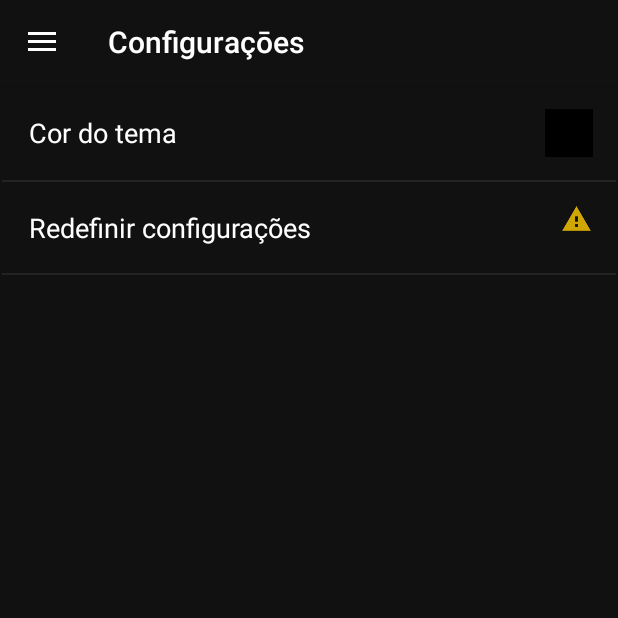
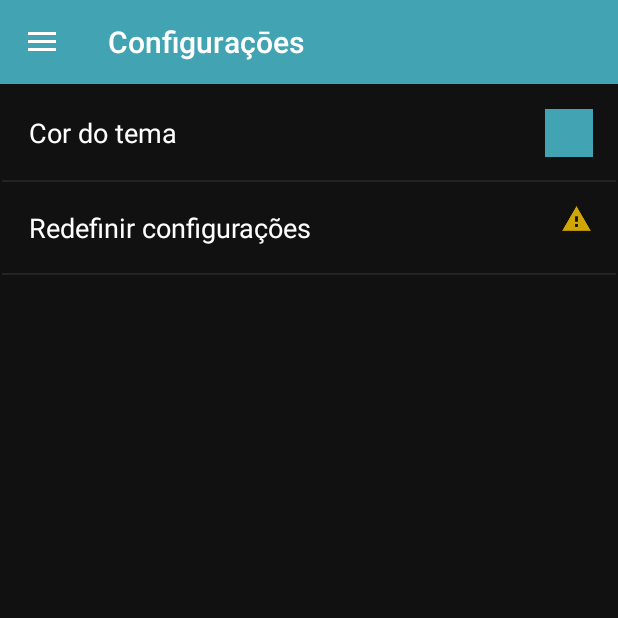
Before and after one commit to tihasg/Memelandia, an Android app: the screen it shows after launch (MainActivity), in the side drawer, after a tap on "Configuraçōes", on a phone screen of 412 x 824 dp, the top half of it. Run offline under Robolectric (Android 15) with nearby library versions, the phone set to English and light mode, and no system bars; our stand-ins replace Picasso, Room's generated code, navigation-ui; libraries missing offline, so code that uses them is left out: com.skydoves.colorpickerview; Roboto replaces fonts that are not available here.

Commit message:
ajustes finais settings

```diff
--- a/app/src/main/java/br/com/memes/MainActivity.kt
+++ b/app/src/main/java/br/com/memes/MainActivity.kt
@@ -1,10 +1,13 @@
 package br.com.memes
 
 import android.Manifest
+import android.app.Activity
 import android.content.pm.PackageManager
 import android.graphics.Color
+import android.os.Build
 import android.os.Bundle
 import android.view.MenuItem
+import android.view.WindowManager
 import androidx.appcompat.app.AppCompatActivity
 import androidx.appcompat.widget.Toolbar
 import androidx.core.app.ActivityCompat
@@ -16,30 +19,26 @@ import androidx.navigation.ui.AppBarConfiguration
 import androidx.navigation.ui.navigateUp
 import androidx.navigation.ui.setupActionBarWithNavController
 import androidx.navigation.ui.setupWithNavController
-import br.com.memes.ui.settings.Settings
+import br.com.memes.ui.settings.MemesManager
 import com.google.android.material.navigation.NavigationView
 import kotlinx.android.synthetic.main.activity_main.*
-import kotlinx.android.synthetic.main.nav_header_main.*
+import kotlinx.android.synthetic.main.app_bar_main.*
 
 
 class MainActivity : AppCompatActivity() {
     private val MY_PERMISSION_RQUEST_STORAGE = 1
     private lateinit var appBarConfiguration: AppBarConfiguration
-    var navController : NavController? = null
+    private var memesManager: MemesManager? = null
+    var navController: NavController? = null
     override fun onCreate(savedInstanceState: Bundle?) {
         super.onCreate(savedInstanceState)
         setContentView(R.layout.activity_main)
         val toolbar: Toolbar = findViewById(R.id.toolbar)
-
+        memesManager = MemesManager(this)
         setSupportActionBar(toolbar)
 
         setupPermissions()
-
-        if (settings == null) {
-            settings = Settings()
-            toolbar!!.setBackgroundColor(settings!!.themeColor)
-            nav_view!!.setBackgroundColor(settings!!.themeColor)
-        }
+        setColor()
 
         val drawerLayout: DrawerLayout = findViewById(R.id.drawer_layout)
         val navView: NavigationView = findViewById(R.id.nav_view)
@@ -54,15 +53,52 @@ class MainActivity : AppCompatActivity() {
         navView.setupWithNavController(navController!!)
     }
 
-    private fun setupPermissions(){
-        if (ContextCompat.checkSelfPermission(this, Manifest.permission.WRITE_EXTERNAL_STORAGE) != PackageManager.PERMISSION_GRANTED) {
-            if (ActivityCompat.shouldShowRequestPermissionRationale(this, Manifest.permission.WRITE_EXTERNAL_STORAGE)) {
-                ActivityCompat.requestPermissions(this, arrayOf(Manifest.permission.WRITE_EXTERNAL_STORAGE), MY_PERMISSION_RQUEST_STORAGE)
+    private fun setupPermissions() {
+        if (ContextCompat.checkSelfPermission(
+                this,
+                Manifest.permission.WRITE_EXTERNAL_STORAGE
+            ) != PackageManager.PERMISSION_GRANTED
+        ) {
+            if (ActivityCompat.shouldShowRequestPermissionRationale(
+                    this,
+                    Manifest.permission.WRITE_EXTERNAL_STORAGE
+                )
+            ) {
+                ActivityCompat.requestPermissions(
+                    this,
+                    arrayOf(Manifest.permission.WRITE_EXTERNAL_STORAGE),
+                    MY_PERMISSION_RQUEST_STORAGE
+                )
             } else {
-                ActivityCompat.requestPermissions(this, arrayOf(Manifest.permission.WRITE_EXTERNAL_STORAGE), MY_PERMISSION_RQUEST_STORAGE
+                ActivityCompat.requestPermissions(
+                    this,
+                    arrayOf(Manifest.permission.WRITE_EXTERNAL_STORAGE),
+                    MY_PERMISSION_RQUEST_STORAGE
                 )
             }
         }
+    }
+
+    fun setColor(){
+        navView = findViewById(R.id.nav_view)
+        tooBar = findViewById(R.id.toolbar)
+        tooBar!!.setBackgroundColor(Color.parseColor(memesManager?.color))
+        navView!!.setBackgroundColor(Color.parseColor(memesManager?.color))
+        if (Build.VERSION.SDK_INT >= 21) {
+            val window = (this as Activity?)!!.window
+            window.clearFlags(WindowManager.LayoutParams.FLAG_TRANSLUCENT_STATUS)
+            window.addFlags(WindowManager.LayoutParams.FLAG_DRAWS_SYSTEM_BAR_BACKGROUNDS)
+            window.statusBarColor = getDarkColor(Color.parseColor(memesManager?.color))
+        }
+    }
+
+    fun getDarkColor(color: Int): Int {
+        var darkColor = 0
+        val r = Math.max(Color.red(color) - 25, 0)
+        val g = Math.max(Color.green(color) - 25, 0)
+        val b = Math.max(Color.blue(color) - 25, 0)
+        darkColor = Color.rgb(r, g, b)
+        return darkColor
     }
 
     override fun onOptionsItemSelected(item: MenuItem?): Boolean {
@@ -78,13 +114,19 @@ class MainActivity : AppCompatActivity() {
         return super.onOptionsItemSelected(item)
     }
 
+    override fun onResume() {
+        super.onResume()
+        setColor()
+    }
+
     override fun onSupportNavigateUp(): Boolean {
         val navController = findNavController(R.id.nav_host_fragment)
         return navController.navigateUp(appBarConfiguration) || super.onSupportNavigateUp()
     }
 
     companion object{
-        var themeColor = Color.parseColor("#B24242")
-        var settings: Settings? = null
+        var navView : NavigationView?=null
+        var tooBar: Toolbar?=null
     }
+
 }
--- a/app/src/main/java/br/com/memes/ui/home/MemeAdapter.kt
+++ b/app/src/main/java/br/com/memes/ui/home/MemeAdapter.kt
@@ -1,12 +1,14 @@
 package br.com.memes.ui.home
 
 import android.content.Context
+import android.graphics.Color
 import android.view.LayoutInflater
 import android.view.View
 import android.view.ViewGroup
 import androidx.recyclerview.widget.RecyclerView
 import br.com.memes.R
 import br.com.memes.model.MemeModel
+import br.com.memes.ui.settings.MemesManager
 import com.squareup.picasso.Picasso
 import kotlinx.android.synthetic.main.item_meme.view.*
 
@@ -14,7 +16,7 @@ class MemeAdapter(private val context: Context, private val onItemClickListener:
     RecyclerView.Adapter<RecyclerView.ViewHolder>() {
 
     var list: List<MemeModel> = arrayListOf()
-
+    private var memesManager: MemesManager?=null
     override fun onCreateViewHolder(parent: ViewGroup, position: Int): RecyclerView.ViewHolder {
         val view = LayoutInflater.from(context).inflate(R.layout.item_meme, parent, false)
         return ItemViewHolder(view)
@@ -44,7 +46,8 @@ class MemeAdapter(private val context: Context, private val onItemClickListener:
         fun bind(item : MemeModel, onItemClickListerner: OnItemClickListener){
 
             itemView.apply {
-
+                memesManager= MemesManager(context)
+                colorBackgroundMemes.setBackgroundColor(Color.parseColor(memesManager?.color))
                 img_meme.setOnClickListener {
                     onItemClickListerner.onItemClicked( item )
                 }
--- a/app/src/main/java/br/com/memes/ui/settings/MemesManager.kt
+++ b/app/src/main/java/br/com/memes/ui/settings/MemesManager.kt
@@ -24,7 +24,6 @@ class MemesManager(private var _context: Context) {
 
     companion object {
         private val PREF_NAME = "Memes"
-        // Color
         private val KEY_COLOR = "color"
     }
 }
--- a/app/src/main/java/br/com/memes/ui/settings/SettingsContract.kt
+++ b/app/src/main/java/br/com/memes/ui/settings/SettingsContract.kt
@@ -2,12 +2,14 @@ package br.com.memes.ui.settings
 
 import br.com.memes.model.MemeModel
 import br.com.memes.ui.base.BaseContract
+import com.skydoves.colorpickerview.ColorEnvelope
 
 interface SettingsContract {
 
     interface View : BaseContract.View {
         fun displayError(msg: String?)
         fun showLoading(loading : Boolean)
+        abstract fun setLayoutColor(envelope: ColorEnvelope?)
     }
 
     interface Presenter : BaseContract.Presenter<View> {
--- a/app/src/main/java/br/com/memes/ui/settings/SettingsFragment.kt
+++ b/app/src/main/java/br/com/memes/ui/settings/SettingsFragment.kt
@@ -13,13 +13,22 @@ import android.widget.Toast
 import androidx.fragment.app.Fragment
 import br.com.memes.MainActivity
 import br.com.memes.R
+import com.skydoves.colorpickerview.ColorEnvelope
+import com.skydoves.colorpickerview.ColorPickerDialog
+import com.skydoves.colorpickerview.listeners.ColorEnvelopeListener
+import kotlinx.android.synthetic.main.activity_main.*
+import kotlinx.android.synthetic.main.app_bar_main.*
 import kotlinx.android.synthetic.main.fragment_settings.*
 
 class SettingsFragment : Fragment(), SettingsContract.View {
 
-    private var mPresenter : SettingsPresenter? = null
-
-    override fun onCreateView(inflater: LayoutInflater, container: ViewGroup?, savedInstanceState: Bundle?): View? {
+    private var mPresenter: SettingsPresenter? = null
+    private var memesManager: MemesManager? = null
+    override fun onCreateView(
+        inflater: LayoutInflater,
+        container: ViewGroup?,
+        savedInstanceState: Bundle?
+    ): View? {
         return inflater.inflate(R.layout.fragment_settings, container, false)
     }
 
@@ -30,7 +39,24 @@ class SettingsFragment : Fragment(), SettingsContract.View {
 
     private fun setup() {
         mPresenter = SettingsPresenter(this.context!!)
+        memesManager = MemesManager(this.context!!)
         mPresenter?.attach(this)
+
+        theme_color_img.setBackgroundColor(Color.parseColor(memesManager?.color))
+        theme_card.setOnClickListener {
+            val builder =
+                ColorPickerDialog.Builder(this.context!!, AlertDialog.THEME_DEVICE_DEFAULT_DARK)
+                    .setTitle(getString(R.string.settings_escolhe))
+                    .setPositiveButton(
+                        getString(R.string.setting_confimar),
+                        ColorEnvelopeListener { envelope, _ -> setLayoutColor(envelope) })
+                    .setNegativeButton(
+                        getString(R.string.settings_cancel)
+                    ) { dialogInterface, _ -> dialogInterface.dismiss() }
+            builder.setCancelable(false)
+            builder.show()
+
+        }
 
         reset_settings_card.setOnClickListener { view ->
             val alertDialog =
@@ -53,28 +79,23 @@ class SettingsFragment : Fragment(), SettingsContract.View {
             alertDialog.create()
             alertDialog.setOnShowListener {
                 alertDialog.getButton(AlertDialog.BUTTON_POSITIVE)
-                    .setTextColor(MainActivity.themeColor)
+                    .setTextColor(Color.parseColor(memesManager?.color))
                 alertDialog.getButton(AlertDialog.BUTTON_NEGATIVE)
-                    .setTextColor(MainActivity.themeColor)
+                    .setTextColor(Color.parseColor(memesManager?.color))
             }
             alertDialog.show()
         }
     }
 
     fun resetAllSettings() {
-        setHomeActivityColor(Settings.DEF_THEME_COLOR)
+        setHomeActivityColor(Color.parseColor("#42a3b2"))
     }
 
     fun setHomeActivityColor(color: Int) {
-        MainActivity.settings?.themeColor= color
-        MainActivity.themeColor = color
+        memesManager?.color = "#42a3b2"
+        Color.parseColor(memesManager?.color)
         theme_color_img.setBackgroundColor(color)
-        if (Build.VERSION.SDK_INT >= 21) {
-            val window = (context as Activity?)!!.window
-            window.clearFlags(WindowManager.LayoutParams.FLAG_TRANSLUCENT_STATUS)
-            window.addFlags(WindowManager.LayoutParams.FLAG_DRAWS_SYSTEM_BAR_BACKGROUNDS)
-            window.statusBarColor = getDarkColor(color)
-        }
+        setColor()
     }
 
     fun getDarkColor(color: Int): Int {
@@ -93,12 +114,22 @@ class SettingsFragment : Fragment(), SettingsContract.View {
     override fun showLoading(loading: Boolean) {
     }
 
-    override fun onPause() {
-        super.onPause()
+    override fun setLayoutColor(envelope: ColorEnvelope?) {
+        theme_color_img.setBackgroundColor(Color.parseColor("#" + envelope?.hexCode))
+        memesManager?.color = "#" + envelope?.hexCode
+        setColor()
     }
 
-    override fun onDestroy() {
-        super.onDestroy()
+    fun setColor(){
+        MainActivity.tooBar!!.setBackgroundColor(Color.parseColor(memesManager?.color))
+        MainActivity.navView!!.setBackgroundColor(Color.parseColor(memesManager?.color))
+        if (Build.VERSION.SDK_INT >= 21) {
+            val window = (context as Activity?)!!.window
+            window.clearFlags(WindowManager.LayoutParams.FLAG_TRANSLUCENT_STATUS)
+            window.addFlags(WindowManager.LayoutParams.FLAG_DRAWS_SYSTEM_BAR_BACKGROUNDS)
+            window.statusBarColor = getDarkColor(Color.parseColor(memesManager?.color))
+        }
     }
 
+
 }
--- a/app/src/main/res/layout/item_meme.xml
+++ b/app/src/main/res/layout/item_meme.xml
@@ -9,6 +9,7 @@
     app:cardCornerRadius="8dp">
 
     <androidx.constraintlayout.widget.ConstraintLayout
+        android:id="@+id/colorBackgroundMemes"
         android:layout_width="match_parent"
         android:layout_height="wrap_content"
         android:background="@color/colorDark">
@@ -65,6 +66,7 @@
             android:layout_marginRight="16dp"
             android:gravity="center_horizontal"
             android:lines="2"
+            android:textColor="@color/white"
             android:textStyle="bold"
             app:layout_constraintEnd_toEndOf="parent"
             app:layout_constraintStart_toStartOf="parent"
--- a/app/src/main/res/values/strings.xml
+++ b/app/src/main/res/values/strings.xml
@@ -18,4 +18,6 @@
     <string name="setting_op_txt">Esta operação irá redefinir todas as configurações de cor para a padrão.</string>
     <string name="settings_restaurar">Restabelecer</string>
     <string name="settings_cancel">Cancelar</string>
+    <string name="setting_confimar">Confimar</string>
+    <string name="settings_escolhe">Escolher Cor</string>
 </resources>
--- a/app/src/main/res/values/styles.xml
+++ b/app/src/main/res/values/styles.xml
@@ -6,7 +6,7 @@
         <item name="colorPrimary">@color/colorPrimary</item>
         <item name="colorPrimaryDark">@color/colorPrimaryDark</item>
         <item name="colorAccent">@color/colorAccent</item>
-        <item name="android:textColor">@android:color/white</item>
+<!--        <item name="android:textColor">@android:color/white</item>-->
         <item name="android:fontFamily" tools:targetApi="jelly_bean">@font/memes</item>
     </style>
 
```
